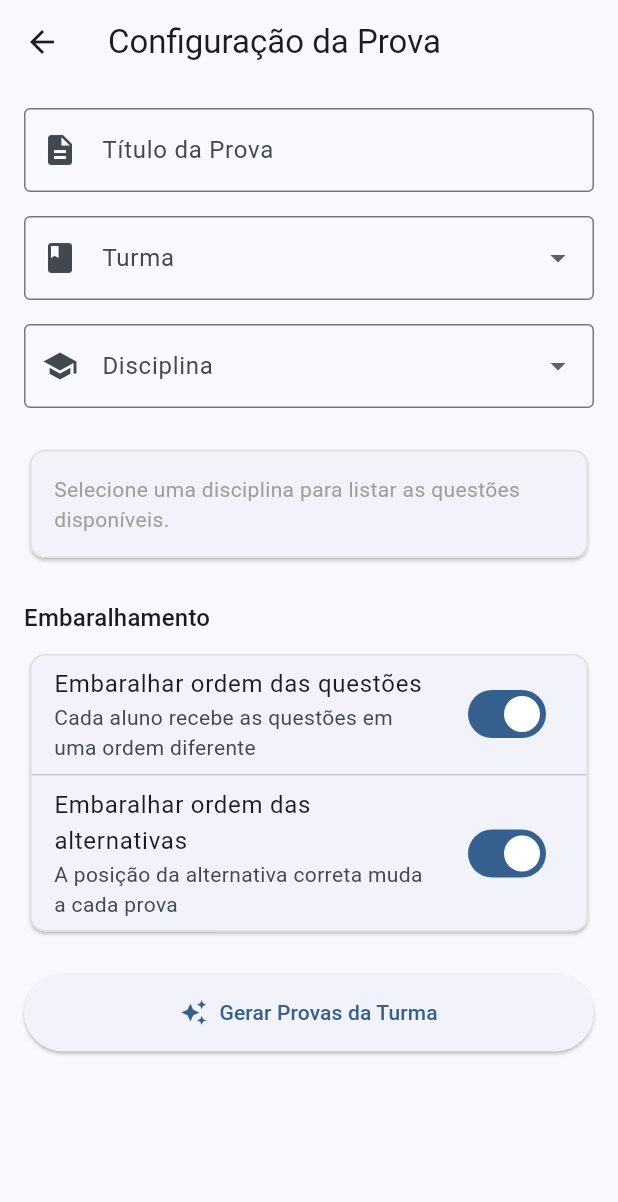
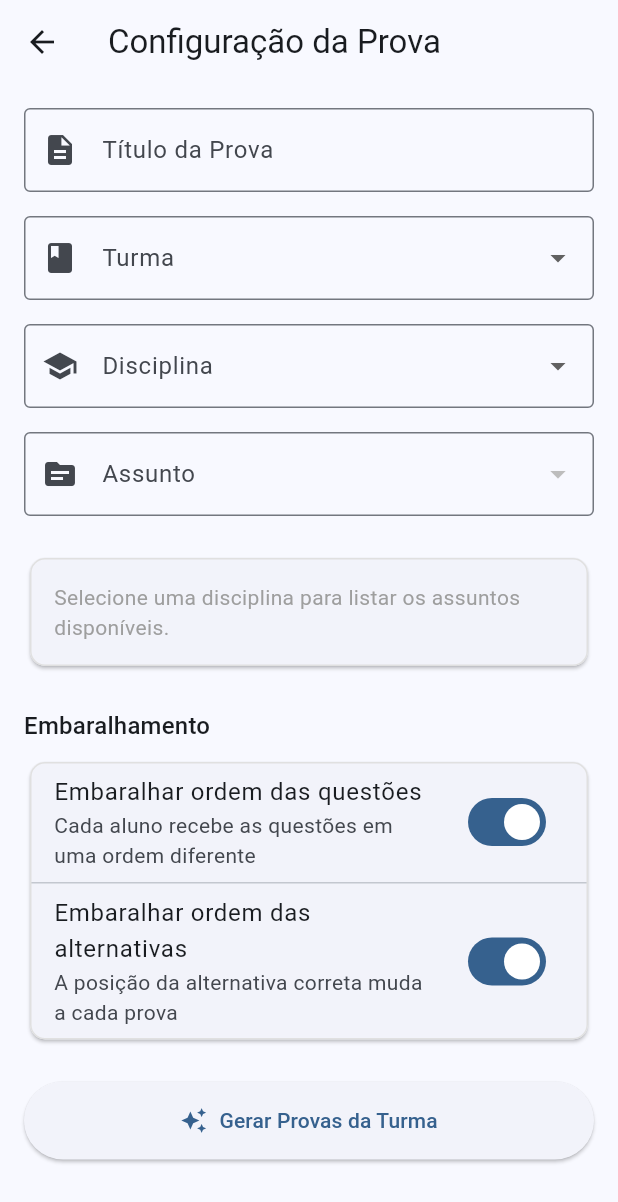
Before and after one commit to FelipeVieira4/gabarito_plus, a Flutter app: the ConfiguracaoProva screen opened directly, on a phone screen of 412 x 824 dp. Shown: the top 1202 px of the screen. Run offline on Flutter 3.47's test engine with Material 3 defaults, Android fonts, the phone set to English and light mode, and no system bars; our stand-ins replace qr_flutter.

Commit message:
feat criar menucard para disciplina e assunto

```diff
--- a/lib/views/provas/configuracao_prova.dart
+++ b/lib/views/provas/configuracao_prova.dart
@@ -1,5 +1,6 @@
 import 'package:flutter/material.dart';
 import 'package:gabarito_plus/mocks/mock_turma.dart';
+import 'package:gabarito_plus/models/assunto.dart';
 import 'package:gabarito_plus/models/disciplina.dart';
 import 'package:gabarito_plus/models/prova.dart';
 import 'package:gabarito_plus/models/questao.dart';
@@ -22,6 +23,7 @@ class _ConfiguracaoProvaState extends State<ConfiguracaoProva> {
   late final List<Disciplina> _disciplinas;
 
   Disciplina? _disciplinaSelecionada;
+  Assunto? _assuntoSelecionado;
   Turma? _turmaSelecionada;
 
   final Set<Questao> _questoesSelecionadas = {};
@@ -41,8 +43,11 @@ class _ConfiguracaoProvaState extends State<ConfiguracaoProva> {
     super.dispose();
   }
 
-  List<Questao> get _todasQuestoesDaDisciplina {
+  List<Questao> get _questoesExibidas {
     if (_disciplinaSelecionada == null) return [];
+    if (_assuntoSelecionado != null) {
+      return _assuntoSelecionado!.questoes;
+    }
     return _disciplinaSelecionada!.assuntos
         .expand((assunto) => assunto.questoes)
         .toList();
@@ -61,6 +66,11 @@ class _ConfiguracaoProvaState extends State<ConfiguracaoProva> {
       return;
     }
 
+    if (_assuntoSelecionado == null) {
+      _mostrarAviso('Selecione o assunto da prova');
+      return;
+    }
+
     if (_questoesSelecionadas.isEmpty) {
       _mostrarAviso('Selecione ao menos uma questão para a prova');
       return;
@@ -71,18 +81,11 @@ class _ConfiguracaoProvaState extends State<ConfiguracaoProva> {
       return;
     }
 
-    // Como o campo Assunto da Prova foi removido na interface, se a model Prova exigir
-    // obrigatoriamente um único Assunto, pegamos o do primeiro item selecionado ou o primeiro da disciplina.
-    final primeiroAssunto = _disciplinaSelecionada!.assuntos.firstWhere(
-      (a) => a.questoes.any((q) => _questoesSelecionadas.contains(q)),
-      orElse: () => _disciplinaSelecionada!.assuntos.first,
-    );
-
     final prova = Prova(
       id: DateTime.now().millisecondsSinceEpoch.toString(),
       titulo: _tituloController.text.trim(),
       turma: _turmaSelecionada!,
-      assunto: primeiroAssunto,
+      assunto: _assuntoSelecionado!,
       questoes: _questoesSelecionadas.toList(),
       embaralharQuestoes: _embaralharQuestoes,
       embaralharAlternativas: _embaralharAlternativas,
@@ -105,7 +108,7 @@ class _ConfiguracaoProvaState extends State<ConfiguracaoProva> {
   void _alternarSelecaoTodasQuestoes(bool? selecionarTodas) {
     setState(() {
       if (selecionarTodas == true) {
-        _questoesSelecionadas.addAll(_todasQuestoesDaDisciplina);
+        _questoesSelecionadas.addAll(_questoesExibidas);
       } else {
         _questoesSelecionadas.clear();
       }
@@ -186,15 +189,47 @@ class _ConfiguracaoProvaState extends State<ConfiguracaoProva> {
                 onChanged: (disciplina) {
                   setState(() {
                     _disciplinaSelecionada = disciplina;
+                    _assuntoSelecionado = null;
                     _questoesSelecionadas.clear();
                   });
                 },
                 validator: (value) =>
                     value == null ? 'Selecione uma disciplina' : null,
               ),
+              const SizedBox(height: 16),
+
+              // Seleção de Assunto
+              DropdownButtonFormField<Assunto>(
+                initialValue: _assuntoSelecionado,
+                isExpanded: true,
+                decoration: const InputDecoration(
+                  labelText: 'Assunto',
+                  border: OutlineInputBorder(),
+                  prefixIcon: Icon(Icons.topic),
+                ),
+                items: (_disciplinaSelecionada?.assuntos ?? <Assunto>[])
+                    .map((assunto) => DropdownMenuItem(
+                          value: assunto,
+                          child: Text(
+                            assunto.nome,
+                            overflow: TextOverflow.ellipsis,
+                          ),
+                        ))
+                    .toList(),
+                onChanged: _disciplinaSelecionada == null
+                    ? null
+                    : (assunto) {
+                        setState(() {
+                          _assuntoSelecionado = assunto;
+                          _questoesSelecionadas.clear();
+                        });
+                      },
+                validator: (value) =>
+                    value == null ? 'Selecione um assunto' : null,
+              ),
               const SizedBox(height: 24),
 
-              // Listagem de Questões Agrupadas por Assunto
+              // Listagem de Questões do Assunto
               _buildSecaoQuestoes(),
               const SizedBox(height: 24),
 
@@ -228,14 +263,31 @@ class _ConfiguracaoProvaState extends State<ConfiguracaoProva> {
         child: const Padding(
           padding: EdgeInsets.all(16.0),
           child: Text(
-            'Selecione uma disciplina para listar as questões disponíveis.',
+            'Selecione uma disciplina para listar os assuntos disponíveis.',
             style: TextStyle(color: Colors.grey),
           ),
         ),
       );
     }
 
-    final totalQuestoes = _todasQuestoesDaDisciplina.length;
+    if (_assuntoSelecionado == null) {
+      return Card(
+        shape: RoundedRectangleBorder(
+          borderRadius: BorderRadius.circular(10),
+          side: BorderSide(color: Colors.grey.shade300),
+        ),
+        child: const Padding(
+          padding: EdgeInsets.all(16.0),
+          child: Text(
+            'Selecione um assunto para listar as questões disponíveis.',
+            style: TextStyle(color: Colors.grey),
+          ),
+        ),
+      );
+    }
+
+    final questoesExibidas = _questoesExibidas;
+    final totalQuestoes = questoesExibidas.length;
     final todasSelecionadas = totalQuestoes > 0 &&
         _questoesSelecionadas.length == totalQuestoes;
 
@@ -247,7 +299,7 @@ class _ConfiguracaoProvaState extends State<ConfiguracaoProva> {
           children: [
             Expanded(
               child: Text(
-                'Questões de ${_disciplinaSelecionada!.descricao}',
+                'Questões de ${_assuntoSelecionado!.nome} (${_disciplinaSelecionada!.descricao})',
                 style: Theme.of(context).textTheme.titleMedium,
                 overflow: TextOverflow.ellipsis,
               ),
@@ -260,24 +312,39 @@ class _ConfiguracaoProvaState extends State<ConfiguracaoProva> {
           ],
         ),
         const SizedBox(height: 8),
+        if (totalQuestoes == 0)
+          Card(
+            shape: RoundedRectangleBorder(
+              borderRadius: BorderRadius.circular(10),
+              side: BorderSide(color: Colors.grey.shade300),
+            ),
+            child: const Padding(
+              padding: EdgeInsets.all(16.0),
+              child: Text(
+                'Nenhuma questão cadastrada para este assunto.',
+                style: TextStyle(color: Colors.grey),
+              ),
+            ),
+          )
+        else
           Card(
             shape: RoundedRectangleBorder(
               borderRadius: BorderRadius.circular(10),
               side: BorderSide(color: Colors.grey.shade300),
             ),
             child: Column(
-            children: _disciplinaSelecionada!.assuntos.map((assunto) {
-              if (assunto.questoes.isEmpty) return const SizedBox.shrink();
-
-              return Column(
               crossAxisAlignment: CrossAxisAlignment.stretch,
               children: [
                 // Cabeçalho do Assunto
                 Container(
-                    color: Theme.of(context).colorScheme.primaryContainer.withAlpha(50),
-                    padding: const EdgeInsets.symmetric(horizontal: 16, vertical: 10),
+                  color: Theme.of(context)
+                      .colorScheme
+                      .primaryContainer
+                      .withAlpha(50),
+                  padding: const EdgeInsets.symmetric(
+                      horizontal: 16, vertical: 10),
                   child: Text(
-                      'Assunto: ${assunto.nome}',
+                    'Assunto: ${_assuntoSelecionado!.nome}',
                     style: TextStyle(
                       fontWeight: FontWeight.bold,
                       color: Theme.of(context).colorScheme.primary,
@@ -287,7 +354,7 @@ class _ConfiguracaoProvaState extends State<ConfiguracaoProva> {
                 const Divider(height: 1),
 
                 // Lista de Questões do Assunto
-                  ...assunto.questoes.map((questao) {
+                ..._assuntoSelecionado!.questoes.map((questao) {
                   final selecionada = _questoesSelecionadas.contains(questao);
 
                   return Column(
@@ -296,7 +363,7 @@ class _ConfiguracaoProvaState extends State<ConfiguracaoProva> {
                         value: selecionada,
                         title: Text(questao.enunciado),
                         subtitle: Text(
-                            'Assunto: ${assunto.nome} • ${questao.alternativas.length} alternativas',
+                          '${questao.alternativas.length} alternativas',
                         ),
                         onChanged: (checked) {
                           setState(() {
@@ -313,8 +380,6 @@ class _ConfiguracaoProvaState extends State<ConfiguracaoProva> {
                   );
                 }),
               ],
-              );
-            }).toList(),
             ),
           ),
         const SizedBox(height: 8),
```
Also changed, not shown: lib/views/disciplinas/consulta_disciplinas.dart (added, +334 -0 lines). Lines whose indentation alone changed are shown as unchanged.
